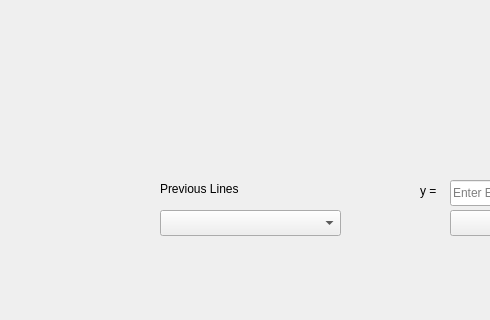
First picture: the form in Graphing_Calculator/mainwindow.ui, repository PhoenixWinter542/Graphing-Calculator, before the edit; both pictures show x 0 to 490 and y 280 to 600 of the 800 by 600 pixel window.
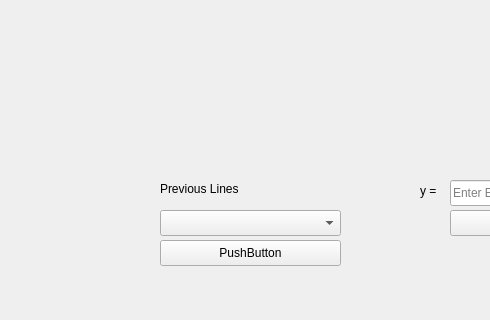
Second picture: the form after the edit. Custom widgets are drawn as their Qt base class.

Commit message: added functionality to to delete previously graphed lines

```diff
--- a/Graphing_Calculator/mainwindow.ui
+++ b/Graphing_Calculator/mainwindow.ui
@@ -89,6 +89,19 @@
      </rect>
     </property>
    </widget>
+   <widget class="QPushButton" name="DeleteLine">
+    <property name="geometry">
+     <rect>
+      <x>160</x>
+      <y>520</y>
+      <width>181</width>
+      <height>26</height>
+     </rect>
+    </property>
+    <property name="text">
+     <string>PushButton</string>
+    </property>
+   </widget>
   </widget>
   <widget class="QMenuBar" name="menubar">
    <property name="geometry">
```
The commit also changes 4 other files.
